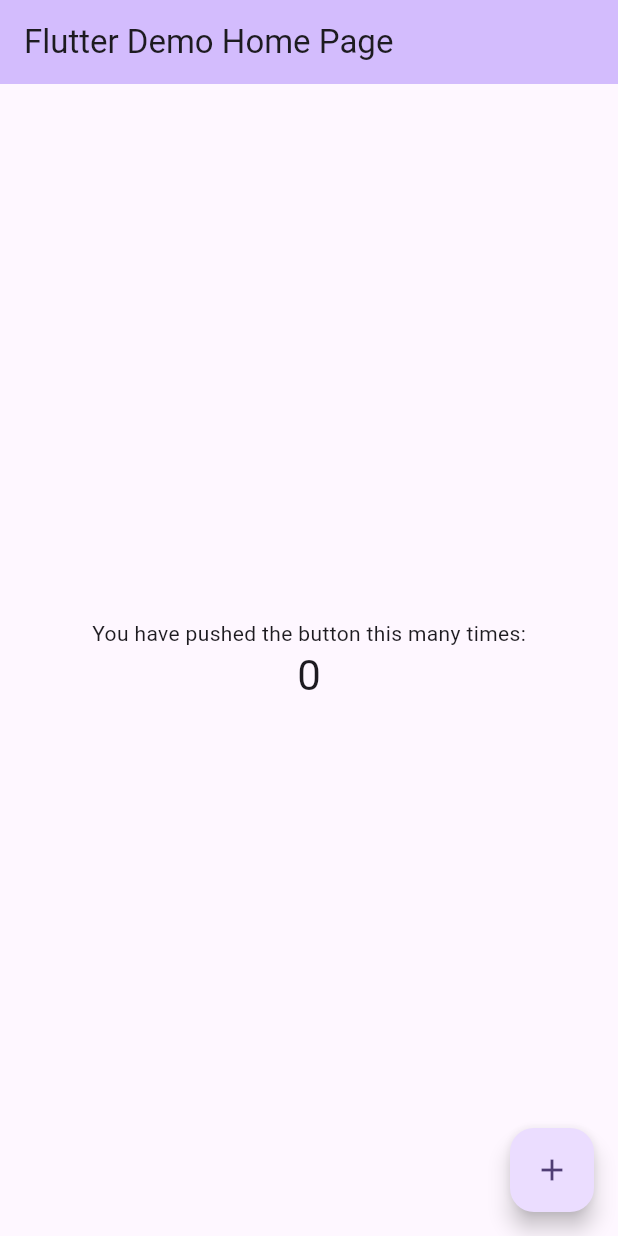
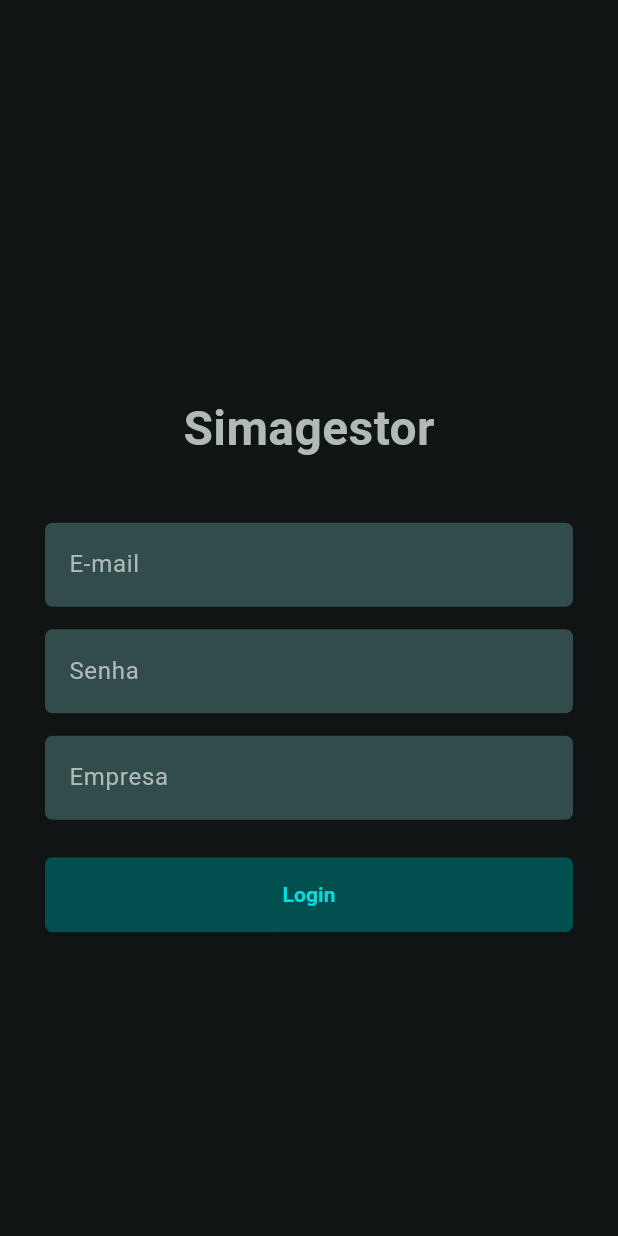
Before and after one commit to LaVitalle/simagestor_app, a Flutter app: the screen it shows after launch, on a phone screen of 412 x 824 dp. Run offline on Flutter 3.47's test engine with Material 3 defaults, Android fonts, the light colour scheme and no system bars.

Commit message:
Feat: Tela de login criada.

```diff
--- a/lib/main.dart
+++ b/lib/main.dart
@@ -1,4 +1,5 @@
 import 'package:flutter/material.dart';
+import 'package:simagestor_app/screens/login_page.dart';
 
 void main() {
   runApp(const MyApp());
@@ -13,110 +14,10 @@ class MyApp extends StatelessWidget {
     return MaterialApp(
       title: 'Flutter Demo',
       theme: ThemeData(
-        // This is the theme of your application.
-        //
-        // TRY THIS: Try running your application with "flutter run". You'll see
-        // the application has a purple toolbar. Then, without quitting the app,
-        // try changing the seedColor in the colorScheme below to Colors.green
-        // and then invoke "hot reload" (save your changes or press the "hot
-        // reload" button in a Flutter-supported IDE, or press "r" if you used
-        // the command line to start the app).
-        //
-        // Notice that the counter didn't reset back to zero; the application
-        // state is not lost during the reload. To reset the state, use hot
-        // restart instead.
-        //
-        // This works for code too, not just values: Most code changes can be
-        // tested with just a hot reload.
         colorScheme: ColorScheme.fromSeed(seedColor: Colors.deepPurple),
+
       ),
-      home: const MyHomePage(title: 'Flutter Demo Home Page'),
+      home: const LoginPage(),
     );
   }
 }
-
-class MyHomePage extends StatefulWidget {
-  const MyHomePage({super.key, required this.title});
-
-  // This widget is the home page of your application. It is stateful, meaning
-  // that it has a State object (defined below) that contains fields that affect
-  // how it looks.
-
-  // This class is the configuration for the state. It holds the values (in this
-  // case the title) provided by the parent (in this case the App widget) and
-  // used by the build method of the State. Fields in a Widget subclass are
-  // always marked "final".
-
-  final String title;
-
-  @override
-  State<MyHomePage> createState() => _MyHomePageState();
-}
-
-class _MyHomePageState extends State<MyHomePage> {
-  int _counter = 0;
-
-  void _incrementCounter() {
-    setState(() {
-      // This call to setState tells the Flutter framework that something has
-      // changed in this State, which causes it to rerun the build method below
-      // so that the display can reflect the updated values. If we changed
-      // _counter without calling setState(), then the build method would not be
-      // called again, and so nothing would appear to happen.
-      _counter++;
-    });
-  }
-
-  @override
-  Widget build(BuildContext context) {
-    // This method is rerun every time setState is called, for instance as done
-    // by the _incrementCounter method above.
-    //
-    // The Flutter framework has been optimized to make rerunning build methods
-    // fast, so that you can just rebuild anything that needs updating rather
-    // than having to individually change instances of widgets.
-    return Scaffold(
-      appBar: AppBar(
-        // TRY THIS: Try changing the color here to a specific color (to
-        // Colors.amber, perhaps?) and trigger a hot reload to see the AppBar
-        // change color while the other colors stay the same.
-        backgroundColor: Theme.of(context).colorScheme.inversePrimary,
-        // Here we take the value from the MyHomePage object that was created by
-        // the App.build method, and use it to set our appbar title.
-        title: Text(widget.title),
-      ),
-      body: Center(
-        // Center is a layout widget. It takes a single child and positions it
-        // in the middle of the parent.
-        child: Column(
-          // Column is also a layout widget. It takes a list of children and
-          // arranges them vertically. By default, it sizes itself to fit its
-          // children horizontally, and tries to be as tall as its parent.
-          //
-          // Column has various properties to control how it sizes itself and
-          // how it positions its children. Here we use mainAxisAlignment to
-          // center the children vertically; the main axis here is the vertical
-          // axis because Columns are vertical (the cross axis would be
-          // horizontal).
-          //
-          // TRY THIS: Invoke "debug painting" (choose the "Toggle Debug Paint"
-          // action in the IDE, or press "p" in the console), to see the
-          // wireframe for each widget.
-          mainAxisAlignment: MainAxisAlignment.center,
-          children: <Widget>[
-            const Text('You have pushed the button this many times:'),
-            Text(
-              '$_counter',
-              style: Theme.of(context).textTheme.headlineMedium,
-            ),
-          ],
-        ),
-      ),
-      floatingActionButton: FloatingActionButton(
-        onPressed: _incrementCounter,
-        tooltip: 'Increment',
-        child: const Icon(Icons.add),
-      ), // This trailing comma makes auto-formatting nicer for build methods.
-    );
-  }
-}
--- /dev/null
+++ b/lib/screens/login_page.dart
@@ -0,0 +1,136 @@
+import 'package:flutter/material.dart';
+import 'package:simagestor_app/themes/app_colors.dart';
+
+class LoginPage extends StatefulWidget {
+  const LoginPage({super.key});
+
+  @override
+  State<LoginPage> createState() => _LoginPageState();
+}
+
+class _LoginPageState extends State<LoginPage> {
+  final _formKey = GlobalKey<FormState>();
+
+  final TextEditingController emailController = TextEditingController();
+  final TextEditingController passwordController = TextEditingController();
+  final TextEditingController companyController = TextEditingController();
+
+  void handleLogin() {
+    if (_formKey.currentState!.validate()) {
+      String email = emailController.text.trim();
+      String password = passwordController.text.trim();
+      String company = companyController.text.trim();
+
+      // Aqui entra a lógica de autenticação
+      debugPrint("Email: $email");
+      debugPrint("Senha: $password");
+      debugPrint("Empresa: $company");
+
+      // Exemplo: navegação se válido
+      // Navigator.pushNamed(context, '/home');
+    }
+  }
+
+  @override
+  Widget build(BuildContext context) {
+    return Scaffold(
+      backgroundColor: AppColors.background,
+      body: Center(
+        child: SingleChildScrollView(
+          padding: const EdgeInsets.symmetric(horizontal: 30),
+          child: Form(
+            key: _formKey,
+            child: Column(
+              mainAxisAlignment: MainAxisAlignment.center,
+              children: [
+                const SizedBox(height: 60),
+                const Text(
+                  "Simagestor",
+                  style: TextStyle(
+                    fontSize: 32,
+                    fontWeight: FontWeight.bold,
+                    color: AppColors.title,
+                  ),
+                ),
+                const SizedBox(height: 40),
+                _buildTextField("E-mail", false, emailController, (value) {
+                  if (value == null || value.isEmpty) {
+                    return "Digite seu e-mail";
+                  }
+                  if (!value.contains("@")) {
+                    return "E-mail inválido";
+                  }
+                  return null;
+                }),
+                const SizedBox(height: 15),
+                _buildTextField("Senha", true, passwordController, (value) {
+                  if (value == null || value.isEmpty) {
+                    return "Digite sua senha";
+                  }
+                  if (value.length < 6) {
+                    return "Senha deve ter ao menos 6 caracteres";
+                  }
+                  return null;
+                }),
+                const SizedBox(height: 15),
+                _buildTextField("Empresa", false, companyController, (value) {
+                  if (value == null || value.isEmpty) {
+                    return "Digite o nome da empresa";
+                  }
+                  return null;
+                }),
+                const SizedBox(height: 25),
+                SizedBox(
+                  width: double.infinity,
+                  height: 50,
+                  child: ElevatedButton(
+                    style: ElevatedButton.styleFrom(
+                      backgroundColor: AppColors.primary,
+                      shape: RoundedRectangleBorder(
+                        borderRadius: BorderRadius.circular(5),
+                      ),
+                    ),
+                    onPressed: handleLogin,
+                    child: const Text(
+                      "Login",
+                      style: TextStyle(
+                        color: AppColors.textButton,
+                        fontWeight: FontWeight.bold,
+                      ),
+                    ),
+                  ),
+                )
+              ],
+            ),
+          ),
+        ),
+      ),
+    );
+  }
+
+  Widget _buildTextField(
+    String hint,
+    bool obscure,
+    TextEditingController controller,
+    String? Function(String?) validator,
+  ) {
+    return TextFormField(
+      style: TextStyle(color: Colors.white),
+      controller: controller,
+      obscureText: obscure,
+      decoration: InputDecoration(
+        hintText: hint,
+        hintStyle: const TextStyle(
+          color: AppColors.textInput,
+        ),
+        filled: true,
+        fillColor: AppColors.inputBackground,
+        border: OutlineInputBorder(
+          borderRadius: BorderRadius.circular(5),
+          borderSide: BorderSide.none,
+        ),
+      ),
+      validator: validator,
+    );
+  }
+}
--- /dev/null
+++ b/lib/themes/app_colors.dart
@@ -0,0 +1,11 @@
+import 'package:flutter/material.dart';
+
+class AppColors {
+  static const Color primary = Color(0xFF004F4F);
+  static const Color background = Color(0xFF101414);
+  static const Color inputBackground = Color(0xFF324B4B);
+  static const Color title = Color(0xFFAFBAB9);
+  static const Color textButton = Color(0xFF00DDDD);
+  static const Color textInput = Color(0xFFAFBAB9);
+  static const Color text = Color(0xFF9BA5A5);
+}
```
